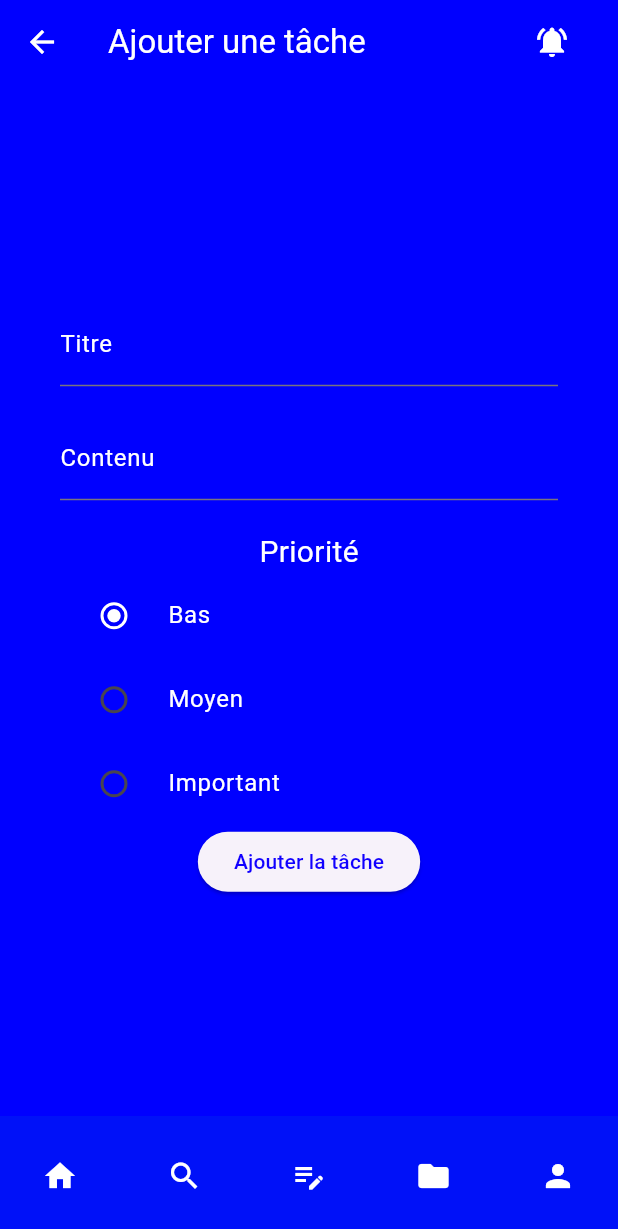
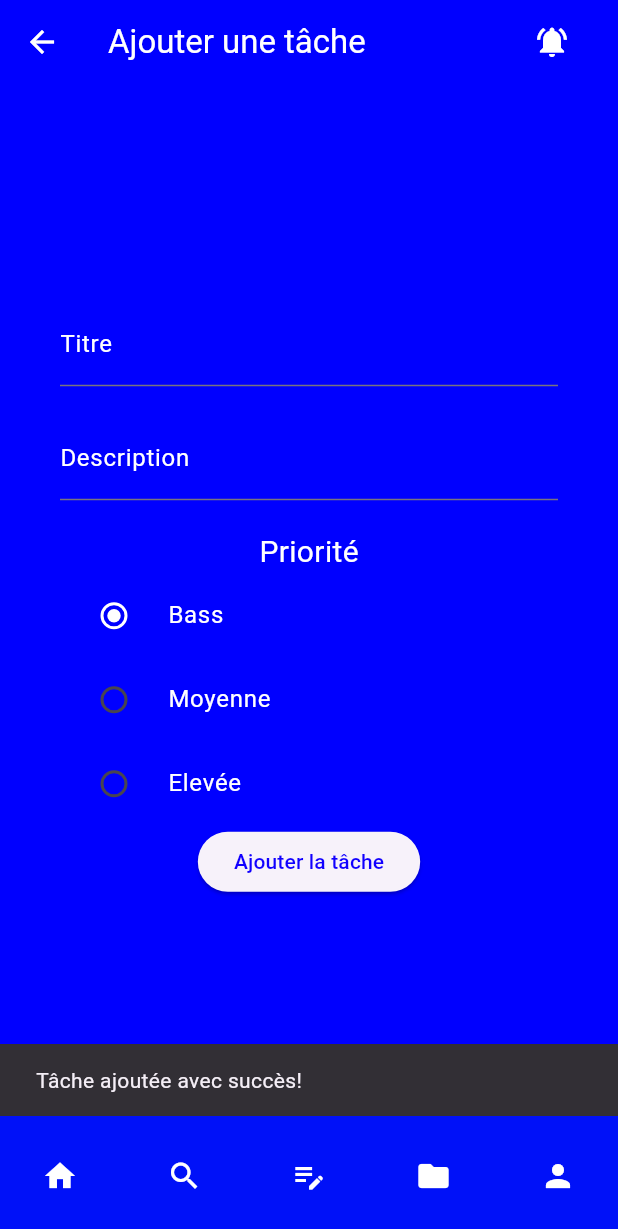
Before and after one commit to NdiasseFall/Projet_G3_flutter, a Flutter app: the TaskListScreen screen opened directly, item 3 of the bottom bar chosen, after a tap on "Ajouter la tâche", on a phone screen of 412 x 824 dp. Shown: the top 1229 px of the screen. Run offline on Flutter 3.47's test engine with Material 3 defaults, Android fonts, the phone set to English and light mode, and no system bars.

```diff
--- a/lib/src/addtask.dart
+++ b/lib/src/addtask.dart
@@ -1,6 +1,26 @@
 import 'package:flutter/material.dart';
 import 'detailstask.dart';
 import '../main.dart';
+
+class Task {
+  final String title;
+  final String description;
+  final int priority;
+
+  Task(
+      {required this.title, required this.description, required this.priority});
+}
+
+List<Task> tasks = [
+  Task(
+      title: 'Acheter des courses',
+      description: 'Pain, lait, œufs',
+      priority: 1),
+  Task(
+      title: 'Réunion de travail',
+      description: 'Présentation à 15h',
+      priority: 0),
+];
 
 class TaskPage extends StatefulWidget {
   const TaskPage({super.key});
@@ -12,10 +32,30 @@ class TaskPage extends StatefulWidget {
 
 class _TaskPageState extends State<TaskPage> {
   int _groupValue = 0;
+  final TextEditingController _titleController = TextEditingController();
+  final TextEditingController _descriptionController = TextEditingController();
+
   void onChanged(int? value) {
     setState(() {
       _groupValue = value!;
     });
+  }
+
+  addTask() {
+    String title0 = _titleController.text;
+    String description0 = _descriptionController.text;
+    int priority0 = _groupValue;
+    setState(() {
+    // Correction: Create a Task object instead of a list
+      tasks.add(Task(title: title0, description: description0, priority: priority0));
+      _titleController.clear();
+      _descriptionController.clear();
+      _groupValue = 0;
+    });
+
+    ScaffoldMessenger.of(context).showSnackBar(
+      const SnackBar(content: Text('Tâche ajoutée avec succès!')),
+    );
   }
 
   @override
@@ -44,57 +84,60 @@ class _TaskPageState extends State<TaskPage> {
             mainAxisAlignment: MainAxisAlignment.center,
             crossAxisAlignment: CrossAxisAlignment.center,
             children: [
-              const Padding(
-                padding: EdgeInsets.only(bottom: 20),
+              Padding(
+                padding: const EdgeInsets.only(bottom: 20),
                 child: TextField(
-                  decoration: InputDecoration(
+                  controller: _titleController,
+                  style: const TextStyle(color: Colors.white),
+                  decoration: const InputDecoration(
                     labelText: 'Titre',
-                    labelStyle: TextStyle(color: Colors.white),
-
-                  ),
-                ),
-              ),
-              const Padding(
-                padding: EdgeInsets.only(bottom: 20),
-                child: TextField(
-                  decoration: InputDecoration(
-                    labelText: 'Contenu',
                     labelStyle: TextStyle(color: Colors.white),
                   ),
                 ),
               ),
-              const Text('Priorité', style: TextStyle(color: Colors.white,fontSize: 20)),
+              Padding(
+                padding: const EdgeInsets.only(bottom: 20),
+                child: TextField(
+                  controller: _descriptionController,
+                  style: const TextStyle(color: Colors.white),
+                  decoration: const InputDecoration(
+                    labelText: 'Description',
+                    labelStyle: TextStyle(color: Colors.white),
+                  ),
+                ),
+              ),
+              const Text('Priorité',
+                  style: TextStyle(color: Colors.white, fontSize: 20)),
               RadioListTile(
                   title: const Text(
-                    'Bas',
+                    'Bass',
                     style: TextStyle(color: Colors.white),
                   ),
                   activeColor: Colors.white,
-
-
                   value: 0,
                   groupValue: _groupValue,
                   onChanged: onChanged),
-
               RadioListTile(
-                  title: const Text('Moyen',
+                  title: const Text('Moyenne',
                       style: TextStyle(color: Colors.white)),
                   value: 1,
                   activeColor: const Color.fromARGB(255, 233, 114, 16),
                   groupValue: _groupValue,
                   onChanged: onChanged),
               RadioListTile(
-                  title: const Text('Important',
+                  title: const Text('Elevée',
                       style: TextStyle(color: Colors.white)),
                   value: 2,
                   activeColor: const Color.fromARGB(255, 197, 0, 26),
                   groupValue: _groupValue,
                   onChanged: onChanged),
               ElevatedButton(
-                onPressed: () {},
+                onPressed: () {
+                  addTask();
+                },
                 child: const Text('Ajouter la tâche',
                     style: TextStyle(color: Color.fromARGB(255, 17, 0, 255))),
-              ),
+              )
             ],
           ),
         ),
--- a/lib/src/detailstask.dart
+++ b/lib/src/detailstask.dart
@@ -29,7 +29,30 @@ class _TaskListScreenState extends State<TaskListScreen> {
         foregroundColor: Colors.white,
       ),
 
-
+      body: ListView.builder(
+        itemCount: tasks.length,
+        itemBuilder: (ctx, index) {
+          final task = tasks[index];
+          return ListTile(
+            title: Text(
+              task.title,
+              style: TextStyle(color: Colors.white),
+            ),
+            subtitle: Text(
+              task.description,
+              style: TextStyle(color: Colors.white),
+            ),
+            trailing: Text(
+              task.priority.toString(),
+              style: TextStyle(color: Colors.white),
+            ),
+            onTap: () {
+              // Naviguer vers l'écran de détails de la tâche
+              Navigator.of(context).pushNamed('/task-detail', arguments: task);
+            },
+          );
+        },
+      ),
       // la bar de navigation
       bottomNavigationBar: BottomAppBar(
         color: const Color.fromARGB(255, 0, 17, 248),
```
Also changed, not shown: lib/main.dart (+5 -2 lines), lib/src/listtask.dart (+60 -0 lines), lib/src/mestest.dart (added, +145 -0 lines).
